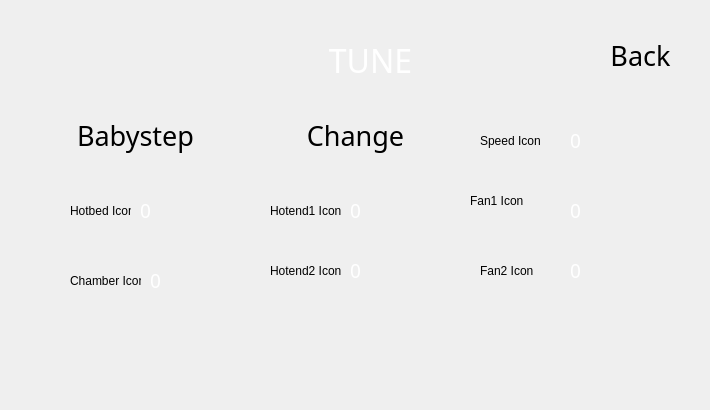
This is qt_ui/printStackedWidget.ui in BlocksTechnology/BlocksScreen as Qt 5 draws it before an edit. The edited form follows.
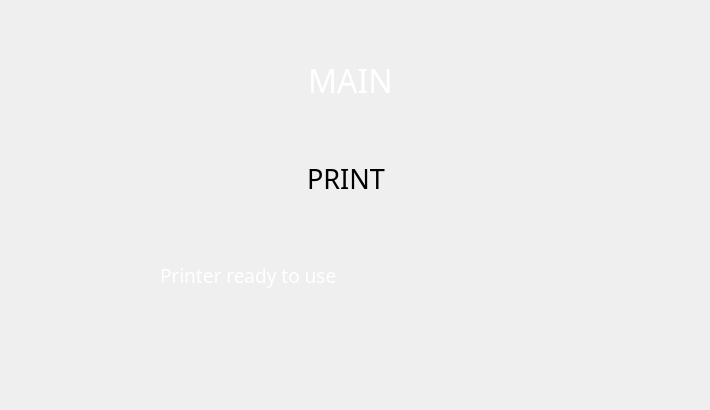
This is the edited form. The open tabs and pages were chosen to show the change. Custom widgets are drawn as their Qt base class.

What changed in the file:
```diff
--- a/qt_ui/printStackedWidget.ui
+++ b/qt_ui/printStackedWidget.ui
@@ -1866,1175 +1866,6 @@
     </property>
    </widget>
   </widget>
-  <widget class="QWidget" name="confirm_page">
-   <widget class="QLabel" name="confirm_title_label">
-    <property name="geometry">
-     <rect>
-      <x>250</x>
-      <y>30</y>
-      <width>181</width>
-      <height>41</height>
-     </rect>
-    </property>
-    <property name="font">
-     <font>
-      <family>Momcake</family>
-      <pointsize>24</pointsize>
-     </font>
-    </property>
-    <property name="layoutDirection">
-     <enum>Qt::RightToLeft</enum>
-    </property>
-    <property name="styleSheet">
-     <string notr="true">background: transparent; color: white;</string>
-    </property>
-    <property name="text">
-     <string>CONFIRM</string>
-    </property>
-    <property name="alignment">
-     <set>Qt::AlignCenter</set>
-    </property>
-    <property name="class" stdset="0">
-     <string>title_text</string>
-    </property>
-   </widget>
-   <widget class="QLabel" name="confirm_file_printing_text_label">
-    <property name="enabled">
-     <bool>true</bool>
-    </property>
-    <property name="geometry">
-     <rect>
-      <x>50</x>
-      <y>100</y>
-      <width>331</width>
-      <height>41</height>
-     </rect>
-    </property>
-    <property name="font">
-     <font>
-      <family>Montserrat</family>
-      <pointsize>14</pointsize>
-     </font>
-    </property>
-    <property name="styleSheet">
-     <string notr="true">background: transparent; color: white;</string>
-    </property>
-    <property name="text">
-     <string>Do you want to print this file?</string>
-    </property>
-   </widget>
-   <widget class="CustomQPushButton" name="confirm_yes_text_label">
-    <property name="geometry">
-     <rect>
-      <x>70</x>
-      <y>170</y>
-      <width>211</width>
-      <height>71</height>
-     </rect>
-    </property>
-    <property name="minimumSize">
-     <size>
-      <width>10</width>
-      <height>10</height>
-     </size>
-    </property>
-    <property name="font">
-     <font>
-      <family>Momcake</family>
-      <pointsize>20</pointsize>
-      <italic>false</italic>
-      <stylestrategy>PreferAntialias</stylestrategy>
-     </font>
-    </property>
-    <property name="mouseTracking">
-     <bool>false</bool>
-    </property>
-    <property name="tabletTracking">
-     <bool>true</bool>
-    </property>
-    <property name="contextMenuPolicy">
-     <enum>Qt::NoContextMenu</enum>
-    </property>
-    <property name="layoutDirection">
-     <enum>Qt::LeftToRight</enum>
-    </property>
-    <property name="styleSheet">
-     <string notr="true"/>
-    </property>
-    <property name="text">
-     <string>Yes</string>
-    </property>
-    <property name="autoDefault">
-     <bool>false</bool>
-    </property>
-    <property name="flat">
-     <bool>true</bool>
-    </property>
-    <property name="class" stdset="0">
-     <string>menu_btn</string>
-    </property>
-    <property name="borderLeftPixmap" stdset="0">
-     <pixmap resource="../resources/button_resources.qrc">:/button_borders/media/buttons/btn_part1.svg</pixmap>
-    </property>
-    <property name="borderCenterPixmap" stdset="0">
-     <pixmap resource="../resources/button_resources.qrc">:/button_borders/media/buttons/btn_part2.svg</pixmap>
-    </property>
-    <property name="borderRightPixmap" stdset="0">
-     <pixmap resource="../resources/button_resources.qrc">:/button_borders/media/buttons/btn_part3.svg</pixmap>
-    </property>
-   </widget>
-   <widget class="CustomQPushButton" name="confirm_no_text_label">
-    <property name="geometry">
-     <rect>
-      <x>70</x>
-      <y>240</y>
-      <width>211</width>
-      <height>71</height>
-     </rect>
-    </property>
-    <property name="minimumSize">
-     <size>
-      <width>10</width>
-      <height>10</height>
-     </size>
-    </property>
-    <property name="font">
-     <font>
-      <family>Momcake</family>
-      <pointsize>20</pointsize>
-      <italic>false</italic>
-      <stylestrategy>PreferAntialias</stylestrategy>
-     </font>
-    </property>
-    <property name="mouseTracking">
-     <bool>false</bool>
-    </property>
-    <property name="tabletTracking">
-     <bool>true</bool>
-    </property>
-    <property name="contextMenuPolicy">
-     <enum>Qt::NoContextMenu</enum>
-    </property>
-    <property name="layoutDirection">
-     <enum>Qt::LeftToRight</enum>
-    </property>
-    <property name="styleSheet">
-     <string notr="true"/>
-    </property>
-    <property name="text">
-     <string>No</string>
-    </property>
-    <property name="autoDefault">
-     <bool>false</bool>
-    </property>
-    <property name="flat">
-     <bool>true</bool>
-    </property>
-    <property name="class" stdset="0">
-     <string>menu_btn</string>
-    </property>
-    <property name="borderLeftPixmap" stdset="0">
-     <pixmap resource="../resources/button_resources.qrc">:/button_borders/media/buttons/btn_part1.svg</pixmap>
-    </property>
-    <property name="borderCenterPixmap" stdset="0">
-     <pixmap resource="../resources/button_resources.qrc">:/button_borders/media/buttons/btn_part2.svg</pixmap>
-    </property>
-    <property name="borderRightPixmap" stdset="0">
-     <pixmap resource="../resources/button_resources.qrc">:/button_borders/media/buttons/btn_part3.svg</pixmap>
-    </property>
-   </widget>
-   <widget class="QGraphicsView" name="confirm_print_preview_graphics">
-    <property name="geometry">
-     <rect>
-      <x>390</x>
-      <y>90</y>
-      <width>256</width>
-      <height>192</height>
-     </rect>
-    </property>
-   </widget>
-   <widget class="QLabel" name="confirm_file_name_text_label">
-    <property name="enabled">
-     <bool>true</bool>
-    </property>
-    <property name="geometry">
-     <rect>
-      <x>360</x>
-      <y>290</y>
-      <width>331</width>
-      <height>41</height>
-     </rect>
-    </property>
-    <property name="font">
-     <font>
-      <family>Montserrat</family>
-      <pointsize>14</pointsize>
-     </font>
-    </property>
-    <property name="styleSheet">
-     <string notr="true">background: transparent; color: white;</string>
-    </property>
-    <property name="text">
-     <string>Dinossauro Falico</string>
-    </property>
-   </widget>
-  </widget>
-  <widget class="QWidget" name="printing_page">
-   <widget class="QLabel" name="printing_title_lable">
-    <property name="geometry">
-     <rect>
-      <x>260</x>
-      <y>30</y>
-      <width>181</width>
-      <height>41</height>
-     </rect>
-    </property>
-    <property name="font">
-     <font>
-      <family>Momcake</family>
-      <pointsize>24</pointsize>
-     </font>
-    </property>
-    <property name="layoutDirection">
-     <enum>Qt::RightToLeft</enum>
-    </property>
-    <property name="styleSheet">
-     <string notr="true">background: transparent; color: white;</string>
-    </property>
-    <property name="text">
-     <string>PRINTING</string>
-    </property>
-    <property name="alignment">
-     <set>Qt::AlignCenter</set>
-    </property>
-    <property name="class" stdset="0">
-     <string>title_text</string>
-    </property>
-   </widget>
-   <widget class="QLabel" name="file_name_text_label">
-    <property name="geometry">
-     <rect>
-      <x>70</x>
-      <y>110</y>
-      <width>181</width>
-      <height>41</height>
-     </rect>
-    </property>
-    <property name="font">
-     <font>
-      <family>Momcake</family>
-      <pointsize>16</pointsize>
-     </font>
-    </property>
-    <property name="layoutDirection">
-     <enum>Qt::RightToLeft</enum>
-    </property>
-    <property name="styleSheet">
-     <string notr="true"/>
-    </property>
-    <property name="text">
-     <string>File Name:</string>
-    </property>
-    <property name="alignment">
-     <set>Qt::AlignCenter</set>
-    </property>
-    <property name="class" stdset="0">
-     <string>title_text</string>
-    </property>
-   </widget>
-   <widget class="QLabel" name="progress_text_label">
-    <property name="geometry">
-     <rect>
-      <x>40</x>
-      <y>250</y>
-      <width>181</width>
-      <height>41</height>
-     </rect>
-    </property>
-    <property name="font">
-     <font>
-      <family>Momcake</family>
-      <pointsize>16</pointsize>
-     </font>
-    </property>
-    <property name="layoutDirection">
-     <enum>Qt::RightToLeft</enum>
-    </property>
-    <property name="styleSheet">
-     <string notr="true"/>
-    </property>
-    <property name="text">
-     <string>Progress</string>
-    </property>
-    <property name="alignment">
-     <set>Qt::AlignCenter</set>
-    </property>
-    <property name="class" stdset="0">
-     <string>title_text</string>
-    </property>
-   </widget>
-   <widget class="CustomQPushButton" name="stop_printing_btn">
-    <property name="geometry">
-     <rect>
-      <x>30</x>
-      <y>160</y>
-      <width>211</width>
-      <height>71</height>
-     </rect>
-    </property>
-    <property name="minimumSize">
-     <size>
-      <width>10</width>
-      <height>10</height>
-     </size>
-    </property>
-    <property name="font">
-     <font>
-      <family>Momcake</family>
-      <pointsize>20</pointsize>
-      <italic>false</italic>
-      <stylestrategy>PreferAntialias</stylestrategy>
-     </font>
-    </property>
-    <property name="mouseTracking">
-     <bool>false</bool>
-    </property>
-    <property name="tabletTracking">
-     <bool>true</bool>
-    </property>
-    <property name="contextMenuPolicy">
-     <enum>Qt::NoContextMenu</enum>
-    </property>
-    <property name="layoutDirection">
-     <enum>Qt::LeftToRight</enum>
-    </property>
-    <property name="styleSheet">
-     <string notr="true"/>
-    </property>
-    <property name="text">
-     <string>STOP</string>
-    </property>
-    <property name="autoDefault">
-     <bool>false</bool>
-    </property>
-    <property name="flat">
-     <bool>true</bool>
-    </property>
-    <property name="class" stdset="0">
-     <string>menu_btn</string>
-    </property>
-    <property name="borderLeftPixmap" stdset="0">
-     <pixmap resource="../resources/button_resources.qrc">:/button_borders/media/buttons/btn_part1.svg</pixmap>
-    </property>
-    <property name="borderCenterPixmap" stdset="0">
-     <pixmap resource="../resources/button_resources.qrc">:/button_borders/media/buttons/btn_part2.svg</pixmap>
-    </property>
-    <property name="borderRightPixmap" stdset="0">
-     <pixmap resource="../resources/button_resources.qrc">:/button_borders/media/buttons/btn_part3.svg</pixmap>
-    </property>
-   </widget>
-   <widget class="CustomQPushButton" name="pause_printing_btn">
-    <property name="geometry">
-     <rect>
-      <x>270</x>
-      <y>160</y>
-      <width>211</width>
-      <height>71</height>
-     </rect>
-    </property>
-    <property name="minimumSize">
-     <size>
-      <width>10</width>
-      <height>10</height>
-     </size>
-    </property>
-    <property name="font">
-     <font>
-      <family>Momcake</family>
-      <pointsize>20</pointsize>
-      <italic>false</italic>
-      <stylestrategy>PreferAntialias</stylestrategy>
-     </font>
-    </property>
-    <property name="mouseTracking">
-     <bool>false</bool>
-    </property>
-    <property name="tabletTracking">
-     <bool>true</bool>
-    </property>
-    <property name="contextMenuPolicy">
-     <enum>Qt::NoContextMenu</enum>
-    </property>
-    <property name="layoutDirection">
-     <enum>Qt::LeftToRight</enum>
-    </property>
-    <property name="styleSheet">
-     <string notr="true"/>
-    </property>
-    <property name="text">
-     <string>PAUSE</string>
-    </property>
-    <property name="autoDefault">
-     <bool>false</bool>
-    </property>
-    <property name="flat">
-     <bool>true</bool>
-    </property>
-    <property name="class" stdset="0">
-     <string>menu_btn</string>
-    </property>
-    <property name="borderLeftPixmap" stdset="0">
-     <pixmap resource="../resources/button_resources.qrc">:/button_borders/media/buttons/btn_part1.svg</pixmap>
-    </property>
-    <property name="borderCenterPixmap" stdset="0">
-     <pixmap resource="../resources/button_resources.qrc">:/button_borders/media/buttons/btn_part2.svg</pixmap>
-    </property>
-    <property name="borderRightPixmap" stdset="0">
-     <pixmap resource="../resources/button_resources.qrc">:/button_borders/media/buttons/btn_part3.svg</pixmap>
-    </property>
-   </widget>
-   <widget class="CustomQPushButton" name="tune_menu_btn">
-    <property name="geometry">
-     <rect>
-      <x>510</x>
-      <y>160</y>
-      <width>201</width>
-      <height>71</height>
-     </rect>
-    </property>
-    <property name="minimumSize">
-     <size>
-      <width>10</width>
-      <height>10</height>
-     </size>
-    </property>
-    <property name="font">
-     <font>
-      <family>Momcake</family>
-      <pointsize>20</pointsize>
-      <italic>false</italic>
-      <stylestrategy>PreferAntialias</stylestrategy>
-     </font>
-    </property>
-    <property name="mouseTracking">
-     <bool>false</bool>
-    </property>
-    <property name="tabletTracking">
-     <bool>true</bool>
-    </property>
-    <property name="contextMenuPolicy">
-     <enum>Qt::NoContextMenu</enum>
-    </property>
-    <property name="layoutDirection">
-     <enum>Qt::LeftToRight</enum>
-    </property>
-    <property name="styleSheet">
-     <string notr="true"/>
-    </property>
-    <property name="text">
-     <string>TUNE</string>
-    </property>
-    <property name="autoDefault">
-     <bool>false</bool>
-    </property>
-    <property name="flat">
-     <bool>true</bool>
-    </property>
-    <property name="class" stdset="0">
-     <string>menu_btn</string>
-    </property>
-    <property name="borderLeftPixmap" stdset="0">
-     <pixmap resource="../resources/button_resources.qrc">:/button_borders/media/buttons/btn_part1.svg</pixmap>
-    </property>
-    <property name="borderCenterPixmap" stdset="0">
-     <pixmap resource="../resources/button_resources.qrc">:/button_borders/media/buttons/btn_part2.svg</pixmap>
-    </property>
-    <property name="borderRightPixmap" stdset="0">
-     <pixmap resource="../resources/button_resources.qrc">:/button_borders/media/buttons/btn_part3.svg</pixmap>
-    </property>
-   </widget>
-   <widget class="CustomQPushButton" name="sensors_menu_btn">
-    <property name="geometry">
-     <rect>
-      <x>520</x>
-      <y>40</y>
-      <width>141</width>
-      <height>51</height>
-     </rect>
-    </property>
-    <property name="minimumSize">
-     <size>
-      <width>10</width>
-      <height>10</height>
-     </size>
-    </property>
-    <property name="font">
-     <font>
-      <family>Momcake</family>
-      <pointsize>14</pointsize>
-      <italic>false</italic>
-      <stylestrategy>PreferAntialias</stylestrategy>
-     </font>
-    </property>
-    <property name="mouseTracking">
-     <bool>false</bool>
-    </property>
-    <property name="tabletTracking">
-     <bool>true</bool>
-    </property>
-    <property name="contextMenuPolicy">
-     <enum>Qt::NoContextMenu</enum>
-    </property>
-    <property name="layoutDirection">
-     <enum>Qt::LeftToRight</enum>
-    </property>
-    <property name="styleSheet">
-     <string notr="true"/>
-    </property>
-    <property name="text">
-     <string>Sensors</string>
-    </property>
-    <property name="autoDefault">
-     <bool>false</bool>
-    </property>
-    <property name="flat">
-     <bool>true</bool>
-    </property>
-    <property name="class" stdset="0">
-     <string>menu_btn</string>
-    </property>
-    <property name="borderLeftPixmap" stdset="0">
-     <pixmap resource="../resources/button_resources.qrc">:/button_borders/media/buttons/btn_part1.svg</pixmap>
-    </property>
-    <property name="borderCenterPixmap" stdset="0">
-     <pixmap resource="../resources/button_resources.qrc">:/button_borders/media/buttons/btn_part2.svg</pixmap>
-    </property>
-    <property name="borderRightPixmap" stdset="0">
-     <pixmap resource="../resources/button_resources.qrc">:/button_borders/media/buttons/btn_part3.svg</pixmap>
-    </property>
-   </widget>
-   <widget class="QLabel" name="progress_value_label">
-    <property name="enabled">
-     <bool>true</bool>
-    </property>
-    <property name="geometry">
-     <rect>
-      <x>190</x>
-      <y>250</y>
-      <width>31</width>
-      <height>41</height>
-     </rect>
-    </property>
-    <property name="font">
-     <font>
-      <family>Montserrat</family>
-      <pointsize>14</pointsize>
-     </font>
-    </property>
-    <property name="styleSheet">
-     <string notr="true">background: transparent; color: white;</string>
-    </property>
-    <property name="text">
-     <string>0</string>
-    </property>
-   </widget>
-   <widget class="QLabel" name="file_printing_text_label">
-    <property name="enabled">
-     <bool>true</bool>
-    </property>
-    <property name="geometry">
-     <rect>
-      <x>220</x>
-      <y>110</y>
-      <width>331</width>
-      <height>41</height>
-     </rect>
-    </property>
-    <property name="font">
-     <font>
-      <family>Montserrat</family>
-      <pointsize>14</pointsize>
-     </font>
-    </property>
-    <property name="styleSheet">
-     <string notr="true">background: transparent; color: white;</string>
-    </property>
-    <property name="text">
-     <string>Currently printing file</string>
-    </property>
-   </widget>
-   <widget class="QProgressBar" name="printing_progress_bar">
-    <property name="geometry">
-     <rect>
-      <x>230</x>
-      <y>260</y>
-      <width>371</width>
-      <height>23</height>
-     </rect>
-    </property>
-    <property name="value">
-     <number>24</number>
-    </property>
-   </widget>
-   <widget class="QLabel" name="remaining_time_icon_label">
-    <property name="geometry">
-     <rect>
-      <x>90</x>
-      <y>310</y>
-      <width>61</width>
-      <height>41</height>
-     </rect>
-    </property>
-    <property name="text">
-     <string>Clock Icon</string>
-    </property>
-   </widget>
-   <widget class="QLabel" name="current_layer_icon_label">
-    <property name="geometry">
-     <rect>
-      <x>430</x>
-      <y>310</y>
-      <width>61</width>
-      <height>41</height>
-     </rect>
-    </property>
-    <property name="text">
-     <string>layers icon</string>
-    </property>
-   </widget>
-   <widget class="QLabel" name="remaining_time_text_label">
-    <property name="enabled">
-     <bool>true</bool>
-    </property>
-    <property name="geometry">
-     <rect>
-      <x>160</x>
-      <y>310</y>
-      <width>211</width>
-      <height>41</height>
-     </rect>
-    </property>
-    <property name="font">
-     <font>
-      <family>Montserrat</family>
-      <pointsize>11</pointsize>
-     </font>
-    </property>
-    <property name="autoFillBackground">
-     <bool>false</bool>
-    </property>
-    <property name="styleSheet">
-     <string notr="true">background: transparent; color: white;</string>
-    </property>
-    <property name="text">
-     <string>2d 13h 54m 23s</string>
-    </property>
-   </widget>
-   <widget class="QLabel" name="current_layer_text_label">
-    <property name="enabled">
-     <bool>true</bool>
-    </property>
-    <property name="geometry">
-     <rect>
-      <x>510</x>
-      <y>310</y>
-      <width>211</width>
-      <height>41</height>
-     </rect>
-    </property>
-    <property name="font">
-     <font>
-      <family>Montserrat</family>
-      <pointsize>11</pointsize>
-     </font>
-    </property>
-    <property name="styleSheet">
-     <string notr="true">background: transparent; color: white;</string>
-    </property>
-    <property name="text">
-     <string>Layer 3982/4559</string>
-    </property>
-   </widget>
-  </widget>
-  <widget class="QWidget" name="tune_page">
-   <widget class="CustomQPushButton" name="tune_babystep_menu_btn">
-    <property name="geometry">
-     <rect>
-      <x>30</x>
-      <y>100</y>
-      <width>211</width>
-      <height>71</height>
-     </rect>
-    </property>
-    <property name="minimumSize">
-     <size>
-      <width>10</width>
-      <height>10</height>
-     </size>
-    </property>
-    <property name="font">
-     <font>
-      <family>Momcake</family>
-      <pointsize>20</pointsize>
-      <italic>false</italic>
-      <stylestrategy>PreferAntialias</stylestrategy>
-     </font>
-    </property>
-    <property name="mouseTracking">
-     <bool>false</bool>
-    </property>
-    <property name="tabletTracking">
-     <bool>true</bool>
-    </property>
-    <property name="contextMenuPolicy">
-     <enum>Qt::NoContextMenu</enum>
-    </property>
-    <property name="layoutDirection">
-     <enum>Qt::LeftToRight</enum>
-    </property>
-    <property name="styleSheet">
-     <string notr="true"/>
-    </property>
-    <property name="text">
-     <string>Babystep</string>
-    </property>
-    <property name="autoDefault">
-     <bool>false</bool>
-    </property>
-    <property name="flat">
-     <bool>true</bool>
-    </property>
-    <property name="class" stdset="0">
-     <string>menu_btn</string>
-    </property>
-    <property name="borderLeftPixmap" stdset="0">
-     <pixmap resource="../resources/button_resources.qrc">:/button_borders/media/buttons/btn_part1.svg</pixmap>
-    </property>
-    <property name="borderCenterPixmap" stdset="0">
-     <pixmap resource="../resources/button_resources.qrc">:/button_borders/media/buttons/btn_part2.svg</pixmap>
-    </property>
-    <property name="borderRightPixmap" stdset="0">
-     <pixmap resource="../resources/button_resources.qrc">:/button_borders/media/buttons/btn_part3.svg</pixmap>
-    </property>
-   </widget>
-   <widget class="CustomQPushButton" name="tune_change_filament_btn">
-    <property name="geometry">
-     <rect>
-      <x>250</x>
-      <y>100</y>
-      <width>211</width>
-      <height>71</height>
-     </rect>
-    </property>
-    <property name="minimumSize">
-     <size>
-      <width>10</width>
-      <height>10</height>
-     </size>
-    </property>
-    <property name="font">
-     <font>
-      <family>Momcake</family>
-      <pointsize>20</pointsize>
-      <italic>false</italic>
-      <stylestrategy>PreferAntialias</stylestrategy>
-     </font>
-    </property>
-    <property name="mouseTracking">
-     <bool>false</bool>
-    </property>
-    <property name="tabletTracking">
-     <bool>true</bool>
-    </property>
-    <property name="contextMenuPolicy">
-     <enum>Qt::NoContextMenu</enum>
-    </property>
-    <property name="layoutDirection">
-     <enum>Qt::LeftToRight</enum>
-    </property>
-    <property name="styleSheet">
-     <string notr="true"/>
-    </property>
-    <property name="text">
-     <string>Change</string>
-    </property>
-    <property name="autoDefault">
-     <bool>false</bool>
-    </property>
-    <property name="flat">
-     <bool>true</bool>
-    </property>
-    <property name="class" stdset="0">
-     <string>menu_btn</string>
-    </property>
-    <property name="borderLeftPixmap" stdset="0">
-     <pixmap resource="../resources/button_resources.qrc">:/button_borders/media/buttons/btn_part1.svg</pixmap>
-    </property>
-    <property name="borderCenterPixmap" stdset="0">
-     <pixmap resource="../resources/button_resources.qrc">:/button_borders/media/buttons/btn_part2.svg</pixmap>
-    </property>
-    <property name="borderRightPixmap" stdset="0">
-     <pixmap resource="../resources/button_resources.qrc">:/button_borders/media/buttons/btn_part3.svg</pixmap>
-    </property>
-   </widget>
-   <widget class="QLabel" name="tune_speed_icon_label">
-    <property name="geometry">
-     <rect>
-      <x>480</x>
-      <y>120</y>
-      <width>61</width>
-      <height>41</height>
-     </rect>
-    </property>
-    <property name="text">
-     <string>Speed Icon</string>
-    </property>
-   </widget>
-   <widget class="QLabel" name="tune_title_lable">
-    <property name="geometry">
-     <rect>
-      <x>280</x>
-      <y>40</y>
-      <width>181</width>
-      <height>41</height>
-     </rect>
-    </property>
-    <property name="font">
-     <font>
-      <family>Momcake</family>
-      <pointsize>24</pointsize>
-     </font>
-    </property>
-    <property name="layoutDirection">
-     <enum>Qt::RightToLeft</enum>
-    </property>
-    <property name="styleSheet">
-     <string notr="true">background: transparent; color: white;</string>
-    </property>
-    <property name="text">
-     <string>TUNE</string>
-    </property>
-    <property name="alignment">
-     <set>Qt::AlignCenter</set>
-    </property>
-    <property name="class" stdset="0">
-     <string>title_text</string>
-    </property>
-   </widget>
-   <widget class="QLabel" name="tune_fan_1_icon_label">
-    <property name="geometry">
-     <rect>
-      <x>470</x>
-      <y>180</y>
-      <width>61</width>
-      <height>41</height>
-     </rect>
-    </property>
-    <property name="text">
-     <string>Fan1 Icon</string>
-    </property>
-   </widget>
-   <widget class="QLabel" name="tune_fan_2_icon_label">
-    <property name="geometry">
-     <rect>
-      <x>480</x>
-      <y>250</y>
-      <width>61</width>
-      <height>41</height>
-     </rect>
-    </property>
-    <property name="text">
-     <string>Fan2 Icon</string>
-    </property>
-   </widget>
-   <widget class="QLabel" name="tune_hotend_1_icon_label">
-    <property name="geometry">
-     <rect>
-      <x>270</x>
-      <y>190</y>
-      <width>81</width>
-      <height>41</height>
-     </rect>
-    </property>
-    <property name="text">
-     <string>Hotend1 Icon</string>
-    </property>
-   </widget>
-   <widget class="QLabel" name="tune_hotend_2_icon_label">
-    <property name="geometry">
-     <rect>
-      <x>270</x>
-      <y>250</y>
-      <width>71</width>
-      <height>41</height>
-     </rect>
-    </property>
-    <property name="text">
-     <string>Hotend2 Icon</string>
-    </property>
-   </widget>
-   <widget class="QLabel" name="tune_bed_icon_label">
-    <property name="geometry">
-     <rect>
-      <x>70</x>
-      <y>190</y>
-      <width>61</width>
-      <height>41</height>
-     </rect>
-    </property>
-    <property name="text">
-     <string>Hotbed Icon</string>
-    </property>
-   </widget>
-   <widget class="QLabel" name="tune_chamber_icon_label">
-    <property name="geometry">
-     <rect>
-      <x>70</x>
-      <y>260</y>
-      <width>71</width>
-      <height>41</height>
-     </rect>
-    </property>
-    <property name="text">
-     <string>Chamber Icon</string>
-    </property>
-   </widget>
-   <widget class="QLabel" name="tune_speed_value_label">
-    <property name="enabled">
-     <bool>true</bool>
-    </property>
-    <property name="geometry">
-     <rect>
-      <x>570</x>
-      <y>120</y>
-      <width>31</width>
-      <height>41</height>
-     </rect>
-    </property>
-    <property name="font">
-     <font>
-      <family>Montserrat</family>
-      <pointsize>14</pointsize>
-     </font>
-    </property>
-    <property name="styleSheet">
-     <string notr="true">background: transparent; color: white;</string>
-    </property>
-    <property name="text">
-     <string>0</string>
-    </property>
-   </widget>
-   <widget class="QLabel" name="tune_fan_1_value_label">
-    <property name="enabled">
-     <bool>true</bool>
-    </property>
-    <property name="geometry">
-     <rect>
-      <x>570</x>
-      <y>190</y>
-      <width>31</width>
-      <height>41</height>
-     </rect>
-    </property>
-    <property name="font">
-     <font>
-      <family>Montserrat</family>
-      <pointsize>14</pointsize>
-     </font>
-    </property>
-    <property name="styleSheet">
-     <string notr="true">background: transparent; color: white;</string>
-    </property>
-    <property name="text">
-     <string>0</string>
-    </property>
-   </widget>
-   <widget class="QLabel" name="tune_fan_2_value_label">
-    <property name="enabled">
-     <bool>true</bool>
-    </property>
-    <property name="geometry">
-     <rect>
-      <x>570</x>
-      <y>250</y>
-      <width>31</width>
-      <height>41</height>
-     </rect>
-    </property>
-    <property name="font">
-     <font>
-      <family>Montserrat</family>
-      <pointsize>14</pointsize>
-     </font>
-    </property>
-    <property name="styleSheet">
-     <string notr="true">background: transparent; color: white;</string>
-    </property>
-    <property name="text">
-     <string>0</string>
-    </property>
-   </widget>
-   <widget class="QLabel" name="tune_hotend_2_value_label">
-    <property name="enabled">
-     <bool>true</bool>
-    </property>
-    <property name="geometry">
-     <rect>
-      <x>350</x>
-      <y>250</y>
-      <width>31</width>
-      <height>41</height>
-     </rect>
-    </property>
-    <property name="font">
-     <font>
-      <family>Montserrat</family>
-      <pointsize>14</pointsize>
-     </font>
-    </property>
-    <property name="styleSheet">
-     <string notr="true">background: transparent; color: white;</string>
-    </property>
-    <property name="text">
-     <string>0</string>
-    </property>
-   </widget>
-   <widget class="QLabel" name="tune_fan_2_value_label_3">
-    <property name="enabled">
-     <bool>true</bool>
-    </property>
-    <property name="geometry">
-     <rect>
-      <x>350</x>
-      <y>190</y>
-      <width>31</width>
-      <height>41</height>
-     </rect>
-    </property>
-    <property name="font">
-     <font>
-      <family>Montserrat</family>
-      <pointsize>14</pointsize>
-     </font>
-    </property>
-    <property name="styleSheet">
-     <string notr="true">background: transparent; color: white;</string>
-    </property>
-    <property name="text">
-     <string>0</string>
-    </property>
-   </widget>
-   <widget class="QLabel" name="tune_fan_2_value_label_4">
-    <property name="enabled">
-     <bool>true</bool>
-    </property>
-    <property name="geometry">
-     <rect>
-      <x>140</x>
-      <y>190</y>
-      <width>31</width>
-      <height>41</height>
-     </rect>
-    </property>
-    <property name="font">
-     <font>
-      <family>Montserrat</family>
-      <pointsize>14</pointsize>
-     </font>
-    </property>
-    <property name="styleSheet">
-     <string notr="true">background: transparent; color: white;</string>
-    </property>
-    <property name="text">
-     <string>0</string>
-    </property>
-   </widget>
-   <widget class="QLabel" name="tune_fan_2_value_label_5">
-    <property name="enabled">
-     <bool>true</bool>
-    </property>
-    <property name="geometry">
-     <rect>
-      <x>150</x>
-      <y>260</y>
-      <width>31</width>
-      <height>41</height>
-     </rect>
-    </property>
-    <property name="font">
-     <font>
-      <family>Montserrat</family>
-      <pointsize>14</pointsize>
-     </font>
-    </property>
-    <property name="styleSheet">
-     <string notr="true">background: transparent; color: white;</string>
-    </property>
-    <property name="text">
-     <string>0</string>
-    </property>
-   </widget>
-   <widget class="CustomQPushButton" name="extrude_back_btn">
-    <property name="geometry">
-     <rect>
-      <x>590</x>
-      <y>20</y>
-      <width>101</width>
-      <height>71</height>
-     </rect>
-    </property>
-    <property name="minimumSize">
-     <size>
-      <width>10</width>
-      <height>10</height>
-     </size>
-    </property>
-    <property name="font">
-     <font>
-      <family>Momcake</family>
-      <pointsize>20</pointsize>
-      <italic>false</italic>
-      <stylestrategy>PreferAntialias</stylestrategy>
-     </font>
-    </property>
-    <property name="mouseTracking">
-     <bool>false</bool>
-    </property>
-    <property name="tabletTracking">
-     <bool>true</bool>
-    </property>
-    <property name="contextMenuPolicy">
-     <enum>Qt::NoContextMenu</enum>
-    </property>
-    <property name="layoutDirection">
-     <enum>Qt::LeftToRight</enum>
-    </property>
-    <property name="styleSheet">
-     <string notr="true"/>
-    </property>
-    <property name="text">
-     <string>Back</string>
-    </property>
-    <property name="autoDefault">
-     <bool>false</bool>
-    </property>
-    <property name="flat">
-     <bool>true</bool>
-    </property>
-    <property name="class" stdset="0">
-     <string>menu_btn</string>
-    </property>
-    <property name="borderLeftPixmap" stdset="0">
-     <pixmap resource="../resources/button_resources.qrc">:/button_borders/media/buttons/btn_part1.svg</pixmap>
-    </property>
-    <property name="borderCenterPixmap" stdset="0">
-     <pixmap resource="../resources/button_resources.qrc">:/button_borders/media/buttons/btn_part2.svg</pixmap>
-    </property>
-    <property name="borderRightPixmap" stdset="0">
-     <pixmap resource="../resources/button_resources.qrc">:/button_borders/media/buttons/btn_part3.svg</pixmap>
-    </property>
-   </widget>
-  </widget>
  </widget>
  <customwidgets>
   <customwidget>
```
Left out of the diff: 2 changed lines with no effect on the pictures.
